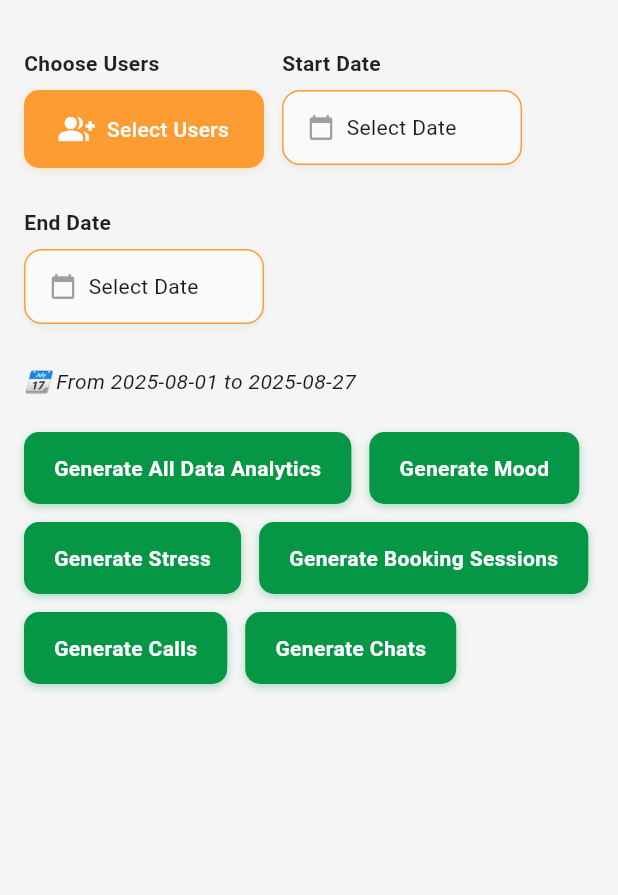
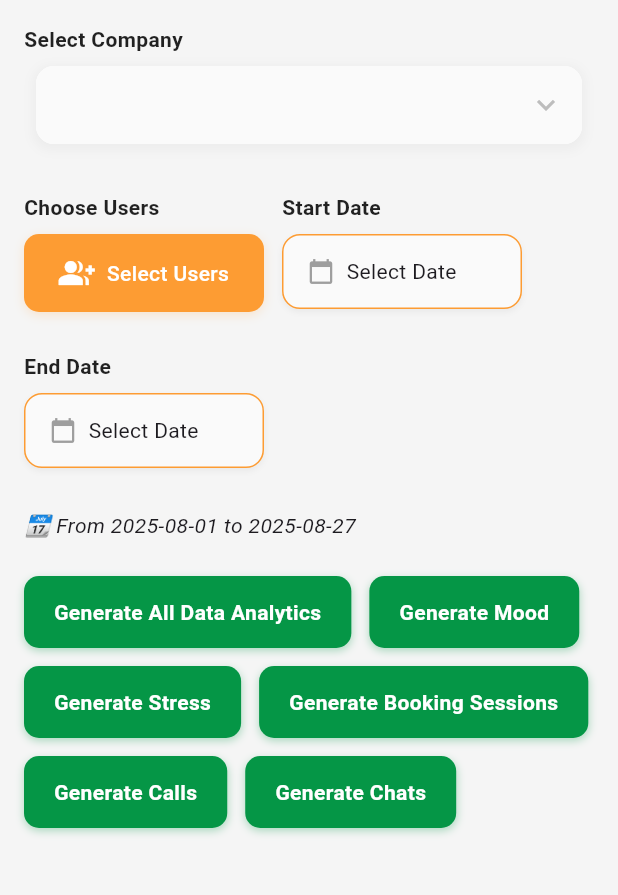
Before and after one commit to JericoDj/LightLevelAdmin, a Flutter app: the DataAnalyticsReportScreen screen opened directly, on a phone screen of 412 x 824 dp, the part 75-970 px from its top. Run offline on Flutter 3.47's test engine with Material 3 defaults, Android fonts, the light colour scheme and no system bars; our stand-ins replace cloud_firestore, connectivity_plus, dio, dotted_border, file_picker, firebase_auth and 10 more; missing offline and left inert: dart:html, flutter_webrtc, syncfusion_flutter_xlsio; accounts and stored records are empty; generated files the repository leaves out were written again; statements that could not run were skipped.

Commit message:
Fix All Added excel

```diff
--- a/lib/screens/dataAnalyticsScreen/DataAnalytics.dart
+++ b/lib/screens/dataAnalyticsScreen/DataAnalytics.dart
@@ -278,9 +278,30 @@ class _DataAnalyticsReportScreenState extends State<DataAnalyticsReportScreen> {
         child: ListView(
           children: [
             // 📁 Select Company
+            Wrap(
+              children: [
+
+              ],
+            ),
+            _buildDropdown(
+              'Select Company',
+              controller.selectedCompany,
+              controller.companies,
+                  (val) async {
+                setState(() {
+                  controller.selectedCompany = val;
+                  controller.selectedUsers = [];
+                  controller.mockUsers = [];
+                });
+                await controller.fetchUsersForCompany();
+                setState(() {});
+              },
+            ),
+
 
             Wrap(
               children: [
+
 
               ],
             ),
@@ -598,7 +619,7 @@ class _DataAnalyticsReportScreenState extends State<DataAnalyticsReportScreen> {
                 width: double.infinity,
                 child: ElevatedButton.icon(
                   icon: const Icon(Icons.image, color: Colors.white),
-                  label: const Text('Save as PNG', ),
+                  label: const Text('Save as PNG', style: TextStyle(color: Colors.white),),
                   style: ElevatedButton.styleFrom(
                     backgroundColor: MyColors.color2,
                     shape: RoundedRectangleBorder(borderRadius: BorderRadius.circular(8)),
@@ -626,7 +647,7 @@ class _DataAnalyticsReportScreenState extends State<DataAnalyticsReportScreen> {
                 width: double.infinity,
                 child: ElevatedButton.icon(
                   icon: const Icon(Icons.table_chart, color: Colors.white),
-                  label: const Text('Export as Excel'),
+                  label: const Text('Export as Excel', style: TextStyle(color: Colors.white),),
                   style: ElevatedButton.styleFrom(
                     backgroundColor: Colors.green,
                     shape: RoundedRectangleBorder(borderRadius: BorderRadius.circular(8)),
@@ -815,4 +836,80 @@ class _DataAnalyticsReportScreenState extends State<DataAnalyticsReportScreen> {
     html.Url.revokeObjectUrl(url);
   }
 
+
+
+  Widget _buildDropdown(
+      String label,
+      String? value,
+      List<String> items,
+      ValueChanged<String?> onChanged,
+      ) {
+    return Container(
+      width: 260,
+      margin: const EdgeInsets.only(bottom: 16.0),
+      child: Column(
+        crossAxisAlignment: CrossAxisAlignment.start,
+        children: [
+          Text(
+            label,
+            style: const TextStyle(
+              fontSize: 14,
+              fontWeight: FontWeight.w600,
+              color: Colors.black87,
+            ),
+          ),
+          const SizedBox(height: 8),
+          Padding(
+            padding: const EdgeInsets.symmetric(horizontal: 8.0),
+            child: Container(
+              decoration: BoxDecoration(
+                color: Colors.white,
+                borderRadius: BorderRadius.circular(12),
+                boxShadow: [
+                  BoxShadow(
+                    color: Colors.grey.withOpacity(0.1),
+                    spreadRadius: 2,
+                    blurRadius: 6,
+                    offset: const Offset(0, 2),
+                  ),
+                ],
+              ),
+              child: Container(
+                width: 400,
+                child: DropdownButtonFormField<String>(
+                  value: value,
+                  isExpanded: true,
+                  items: items
+                      .map((e) => DropdownMenuItem<String>(
+                    value: e,
+                    child: Text(e),
+                  ))
+                      .toList(),
+                  onChanged: onChanged,
+                  decoration: InputDecoration(
+                    filled: true,
+                    fillColor: Colors.grey.shade50,
+                    contentPadding: const EdgeInsets.symmetric(horizontal: 12, vertical: 14),
+                    enabledBorder: OutlineInputBorder(
+
+                      borderRadius: BorderRadius.circular(12),
+                      borderSide: const BorderSide(color: Colors.transparent),
+                    ),
+                    focusedBorder: OutlineInputBorder(
+                      borderRadius: BorderRadius.circular(12),
+                      borderSide: BorderSide(color: MyColors.color2, width: 1.5),
+                    ),
+                  ),
+                  icon: const Icon(Icons.keyboard_arrow_down),
+                  dropdownColor: Colors.white,
+                ),
+              ),
+            ),
+          ),
+        ],
+      ),
+    );
+  }
+
+
 }
--- a/pubspec.yaml
+++ b/pubspec.yaml
@@ -83,6 +83,7 @@ dependencies:
 
 
 
+
 dev_dependencies:
   flutter_test:
     sdk: flutter
```
